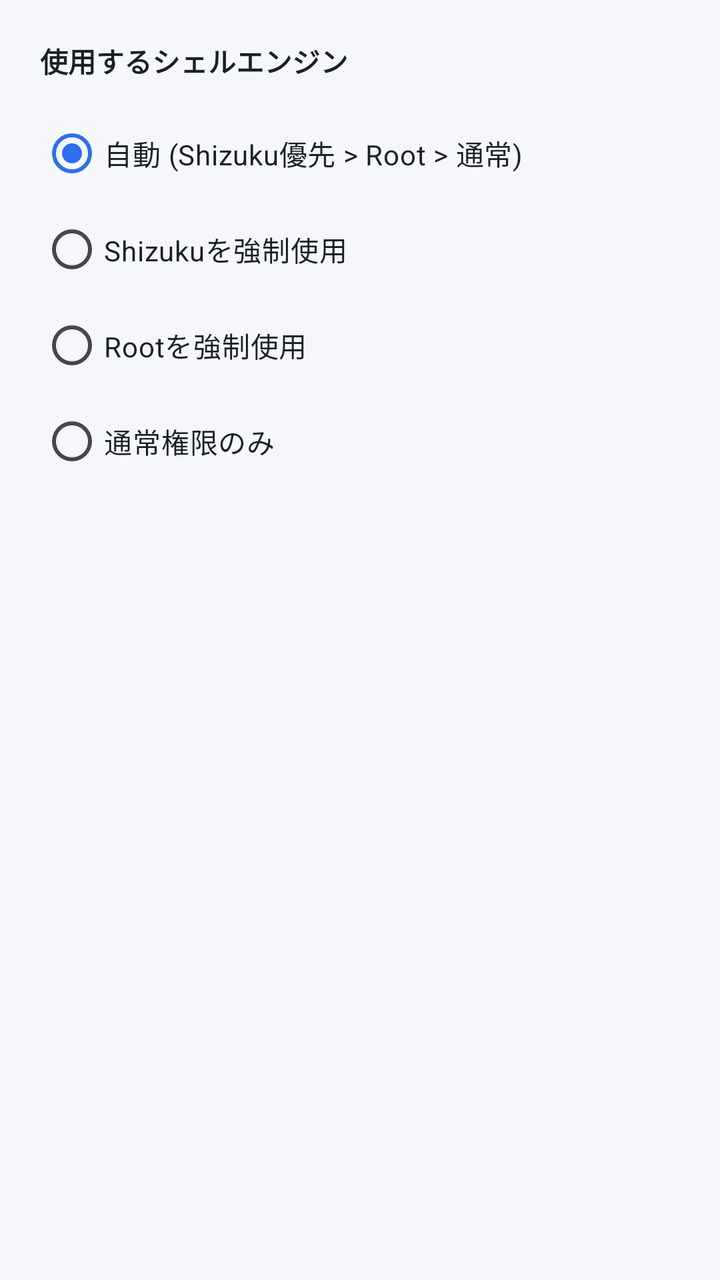
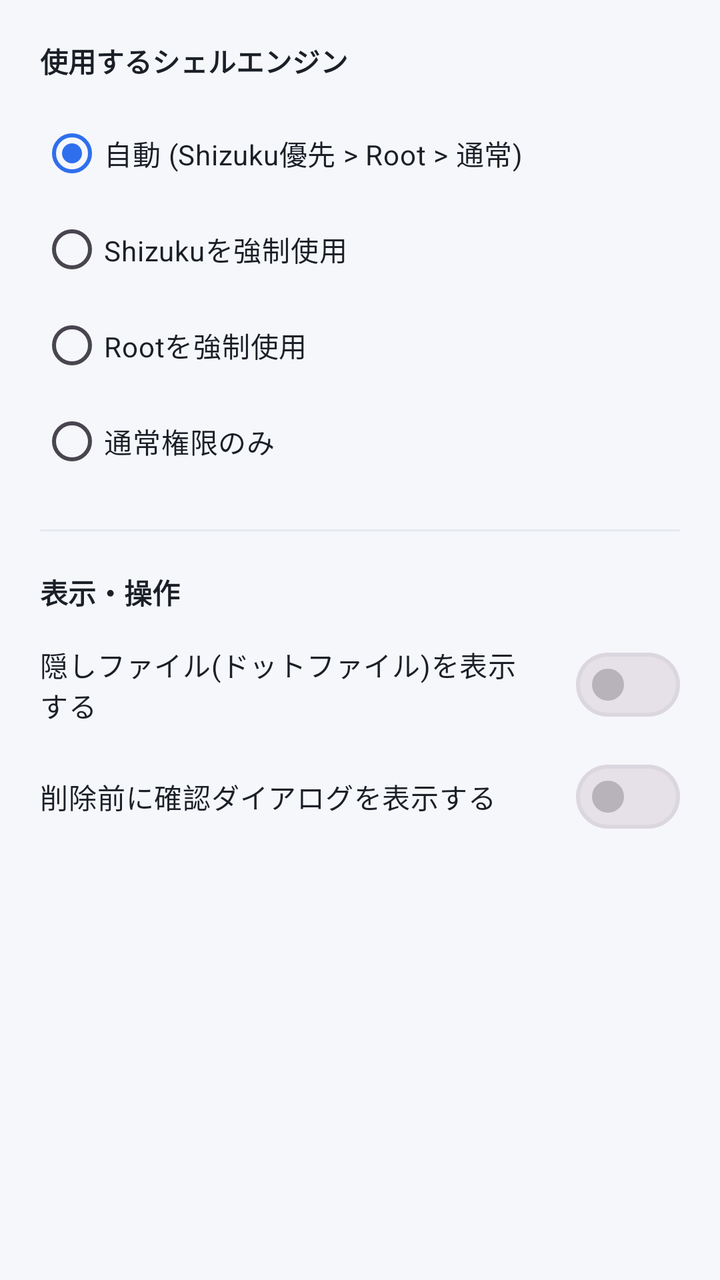

Two renders of the same Android screen: before a commit and after it. Below are the layout's source before the change and the commit's diff.
<!-- AndroidManifest.xml: application theme Theme.PrivFileManager -->
<!-- res/layout/activity_settings.xml -->
<?xml version="1.0" encoding="utf-8"?>
<LinearLayout xmlns:android="http://schemas.android.com/apk/res/android"
    xmlns:app="http://schemas.android.com/apk/res-auto"
    android:layout_width="match_parent"
    android:layout_height="match_parent"
    android:orientation="vertical"
    android:background="@color/bg_base"
    android:padding="20dp">

    <TextView
        android:layout_width="match_parent"
        android:layout_height="wrap_content"
        android:text="使用するシェルエンジン"
        android:textStyle="bold"
        android:textColor="@color/text_primary"
        android:layout_marginBottom="12dp" />

    <RadioGroup
        android:id="@+id/modeRadioGroup"
        android:layout_width="match_parent"
        android:layout_height="wrap_content">

        <RadioButton
            android:id="@+id/modeAuto"
            android:layout_width="match_parent"
            android:layout_height="wrap_content"
            android:textColor="@color/text_primary"
            android:buttonTint="@color/chrome_tint"
            android:text="自動 (Shizuku優先 &gt; Root &gt; 通常)"
            android:checked="true" />

        <RadioButton
            android:id="@+id/modeShizuku"
            android:layout_width="match_parent"
            android:layout_height="wrap_content"
            android:textColor="@color/text_primary"
            android:buttonTint="@color/chrome_tint"
            android:text="Shizukuを強制使用" />

        <RadioButton
            android:id="@+id/modeRoot"
            android:layout_width="match_parent"
            android:layout_height="wrap_content"
            android:textColor="@color/text_primary"
            android:buttonTint="@color/chrome_tint"
            android:text="Rootを強制使用" />

        <RadioButton
            android:id="@+id/modeNormal"
            android:layout_width="match_parent"
            android:layout_height="wrap_content"
            android:textColor="@color/text_primary"
            android:buttonTint="@color/chrome_tint"
            android:text="通常権限のみ" />

    </RadioGroup>

</LinearLayout>
<!-- resources referenced by this layout -->
<resources>
  <color name="bg_base">#F5F7FA</color>
  <color name="chrome_tint">#2F6FED</color>
  <color name="text_primary">#1B1F27</color>
  <style name="Theme.PrivFileManager" parent="Theme.Material3.DayNight.NoActionBar">
          <item name="android:windowLightStatusBar">true</item>
          <item name="android:statusBarColor">@color/content_surface</item>
          <item name="android:windowBackground">@color/bg_base</item>
          <item name="colorPrimary">@color/chrome_tint</item>
          <item name="colorOnPrimary">@android:color/white</item>
          <item name="colorPrimaryContainer">@color/state_selected</item>
          <item name="colorOnPrimaryContainer">@color/text_primary</item>
          <item name="colorSecondaryContainer">@color/surface_variant</item>
          <item name="colorSurface">@color/content_surface</item>
          <item name="colorOnSurface">@color/text_primary</item>
          <item name="colorSurfaceVariant">@color/surface_variant</item>
          <item name="colorOutline">@color/chrome_edge_highlight</item>
          <item name="colorControlHighlight">@color/state_pressed</item>
          <item name="elevationOverlayEnabled">false</item>
      </style>
  <color name="content_surface">#FFFFFF</color>
  <color name="state_selected">#1A2F6FED</color>
  <color name="surface_variant">#E5E9EF</color>
  <color name="chrome_edge_highlight">#33000000</color>
  <color name="state_pressed">#332F6FED</color>
</resources>

<!-- the commit's change to res/layout/activity_settings.xml (unified diff, before → after) -->
@@ -1,10 +1,14 @@
 <?xml version="1.0" encoding="utf-8"?>
-<LinearLayout xmlns:android="http://schemas.android.com/apk/res/android"
+<ScrollView xmlns:android="http://schemas.android.com/apk/res/android"
     xmlns:app="http://schemas.android.com/apk/res-auto"
     android:layout_width="match_parent"
     android:layout_height="match_parent"
+    android:background="@color/bg_base">
+
+<LinearLayout
+    android:layout_width="match_parent"
+    android:layout_height="wrap_content"
     android:orientation="vertical"
-    android:background="@color/bg_base"
     android:padding="20dp">
 
     <TextView
@@ -55,4 +59,35 @@
 
     </RadioGroup>
 
+    <View
+        android:layout_width="match_parent"
+        android:layout_height="1dp"
+        android:layout_marginVertical="20dp"
+        android:background="@color/surface_variant" />
+
+    <TextView
+        android:layout_width="match_parent"
+        android:layout_height="wrap_content"
+        android:text="表示・操作"
+        android:textStyle="bold"
+        android:textColor="@color/text_primary"
+        android:layout_marginBottom="4dp" />
+
+    <com.google.android.material.materialswitch.MaterialSwitch
+        android:id="@+id/switchShowHidden"
+        android:layout_width="match_parent"
+        android:layout_height="wrap_content"
+        android:layout_marginTop="8dp"
+        android:textColor="@color/text_primary"
+        android:text="隠しファイル(ドットファイル)を表示する" />
+
+    <com.google.android.material.materialswitch.MaterialSwitch
+        android:id="@+id/switchConfirmDelete"
+        android:layout_width="match_parent"
+        android:layout_height="wrap_content"
+        android:layout_marginTop="8dp"
+        android:textColor="@color/text_primary"
+        android:text="削除前に確認ダイアログを表示する" />
+
 </LinearLayout>
+</ScrollView>
